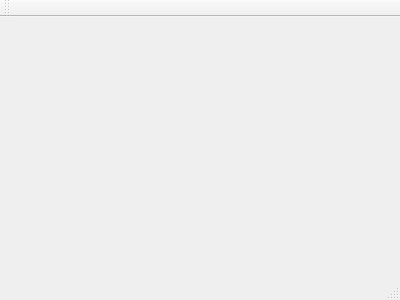
cdrobaina01/integer-app-cpp, file MainWindow.ui: the form before one commit.
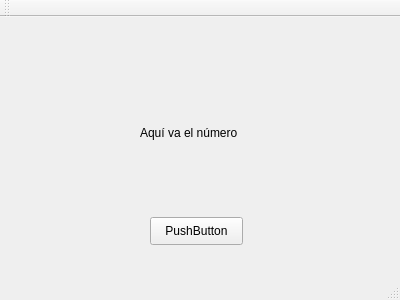
The form after the commit.

```diff
--- a/MainWindow.ui
+++ b/MainWindow.ui
@@ -12,13 +12,55 @@
   <property name="windowTitle" >
    <string>MainWindow</string>
   </property>
-  <widget class="QMenuBar" name="menuBar" />
-  <widget class="QToolBar" name="mainToolBar" />
-  <widget class="QWidget" name="centralWidget" />
-  <widget class="QStatusBar" name="statusBar" />
+  <widget class="QWidget" name="centralWidget">
+   <widget class="QLabel" name="lblTest">
+    <property name="geometry">
+     <rect>
+      <x>140</x>
+      <y>90</y>
+      <width>101</width>
+      <height>51</height>
+     </rect>
+    </property>
+    <property name="text">
+     <string>Aquí va el número</string>
+    </property>
+   </widget>
+   <widget class="QPushButton" name="pshBtnTest">
+    <property name="geometry">
+     <rect>
+      <x>150</x>
+      <y>200</y>
+      <width>93</width>
+      <height>28</height>
+     </rect>
+    </property>
+    <property name="text">
+     <string>PushButton</string>
+    </property>
+   </widget>
+  </widget>
+  <widget class="QMenuBar" name="menuBar">
+   <property name="geometry">
+    <rect>
+     <x>0</x>
+     <y>0</y>
+     <width>400</width>
+     <height>26</height>
+    </rect>
+   </property>
+  </widget>
+  <widget class="QToolBar" name="mainToolBar">
+   <attribute name="toolBarArea">
+    <enum>TopToolBarArea</enum>
+   </attribute>
+   <attribute name="toolBarBreak">
+    <bool>false</bool>
+   </attribute>
+  </widget>
+  <widget class="QStatusBar" name="statusBar"/>
  </widget>
- <layoutDefault spacing="6" margin="11" />
- <pixmapfunction></pixmapfunction>
+ <layoutdefault spacing="6" margin="11"/>
  <resources/>
  <connections/>
 </ui>
```
Left out of the diff: 7 changed lines with no effect on the pictures.
